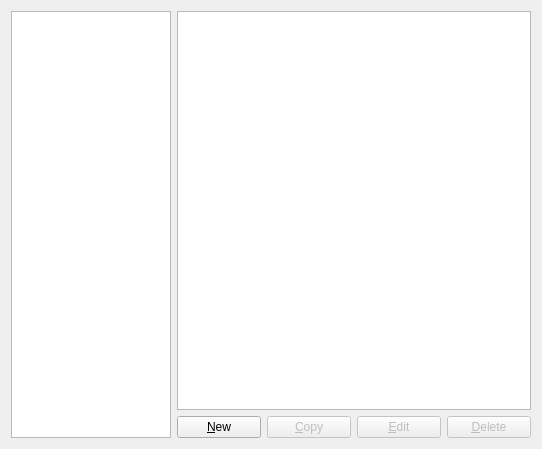
Old version of the form gns3/modules/iou/ui/iou_device_preferences_page.ui in the repository GNS3/gns3-gui.
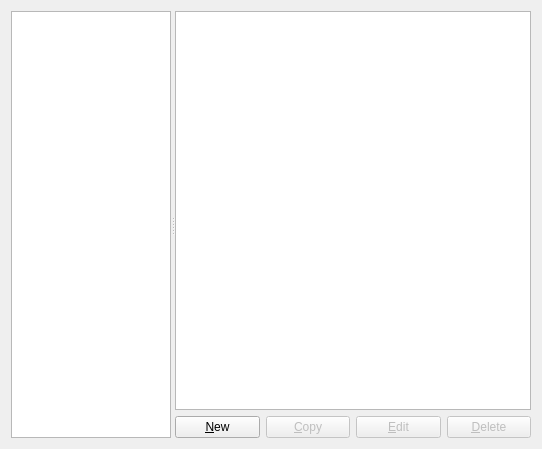
New version of the form.

Commit message: Change the size of template list on the Preferences window to relative. Fixes #2605

Patch:
```diff
--- a/gns3/modules/iou/ui/iou_device_preferences_page.ui
+++ b/gns3/modules/iou/ui/iou_device_preferences_page.ui
@@ -16,8 +16,12 @@
   <property name="accessibleName">
    <string>IOU device templates</string>
   </property>
-  <layout class="QGridLayout" name="gridLayout">
-   <item row="0" column="0">
+  <layout class="QVBoxLayout" name="verticalLayout_2">
+   <item>
+    <widget class="QSplitter" name="splitter">
+     <property name="orientation">
+      <enum>Qt::Horizontal</enum>
+     </property>
     <widget class="QTreeWidget" name="uiIOUDevicesTreeWidget">
      <property name="sizePolicy">
       <sizepolicy hsizetype="Preferred" vsizetype="Expanding">
@@ -59,8 +63,7 @@
       </property>
      </column>
     </widget>
-   </item>
-   <item row="0" column="1">
+     <widget class="QWidget" name="">
     <layout class="QVBoxLayout" name="verticalLayout">
      <item>
       <widget class="QTreeWidget" name="uiIOUDeviceInfoTreeWidget">
@@ -133,6 +136,8 @@
       </layout>
      </item>
     </layout>
+     </widget>
+    </widget>
    </item>
   </layout>
  </widget>
```
Lines whose indentation alone changed are shown as unchanged. The commit also changes 14 other files.
